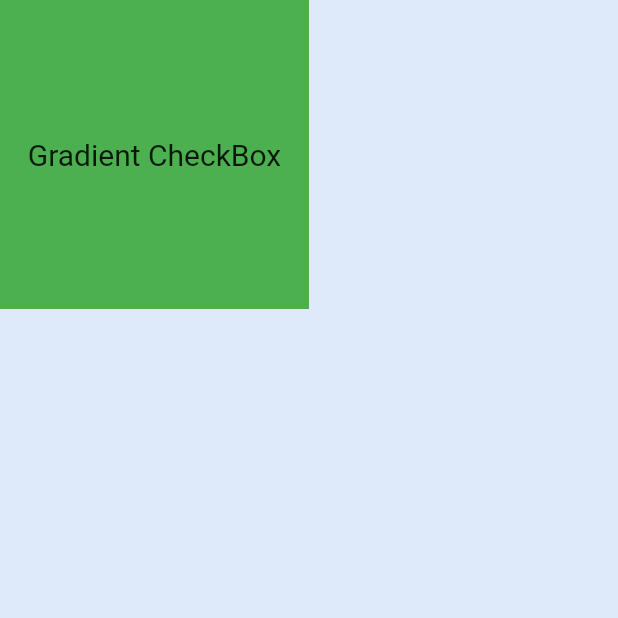
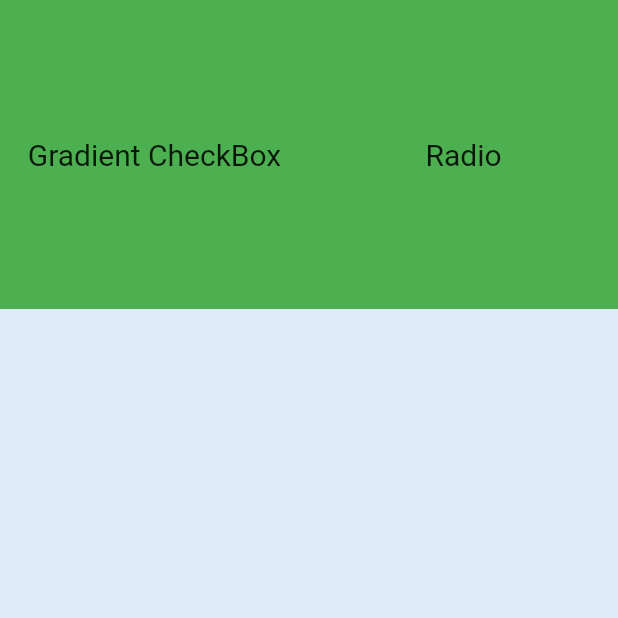
Before and after one commit to risheetajain/gradient_widgets, a Flutter app: the screen it shows after launch, on a phone screen of 412 x 824 dp, the top half of it. Run offline on Flutter 3.47's test engine with Material 2 defaults, Android fonts, the light colour scheme and no system bars.

Commit message:
Gradient Radio added

```diff
--- a/lib/constants/routes.dart
+++ b/lib/constants/routes.dart
@@ -1,2 +1,3 @@
 String checkBox = "checkBox";
+String radioBox = "radioBox";
 String home = "home";
--- a/lib/home.dart
+++ b/lib/home.dart
@@ -9,8 +9,8 @@ class Home extends StatefulWidget {
   State<Home> createState() => _HomeState();
 }
 
-List text = ['Gradient CheckBox'];
-List routers = [checkBox];
+List text = ['Gradient CheckBox','Radio'];
+List routers = [checkBox,radioBox];
 
 class _HomeState extends State<Home> {
   @override
--- a/lib/main.dart
+++ b/lib/main.dart
@@ -3,6 +3,7 @@
 import 'package:gradient_widgets/widgets/custom_gradient_checkbox.dart';
 
 import 'home.dart';
+import 'widgets/custom_gradient_radio_box.dart';
 
 void main() {
   runApp(const MyApp());
@@ -17,9 +18,9 @@
     return MaterialApp(
       title: 'Flutter Demo',
       theme: ThemeData(
-        scaffoldBackgroundColor: Color(0xFFDEE9F9),
-        textTheme: TextTheme(
-          headline3: TextStyle(
+        scaffoldBackgroundColor: const Color(0xFFDEE9F9),
+        textTheme: const TextTheme(
+          displaySmall: TextStyle(
             color: Colors.black,
             fontSize: 20,
             fontWeight: FontWeight.w600,
@@ -39,6 +40,7 @@
       initialRoute: home,
       routes: {
         checkBox: (context) => const GradientCheckBox(),
+        radioBox: (context) => const GradientRadioBox(),
         home: (context) => const Home(),
       },
     );
```
Also changed, not shown: lib/widgets/custom_gradient_radio_box.dart (added, +82 -0 lines), 6 other files.
